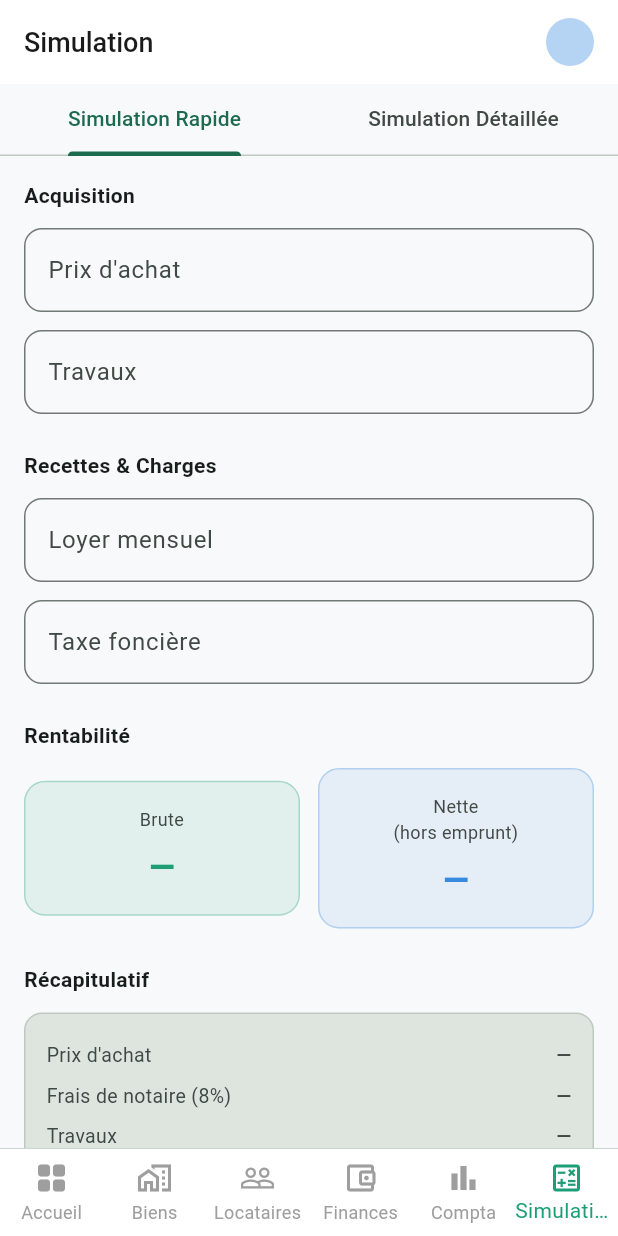
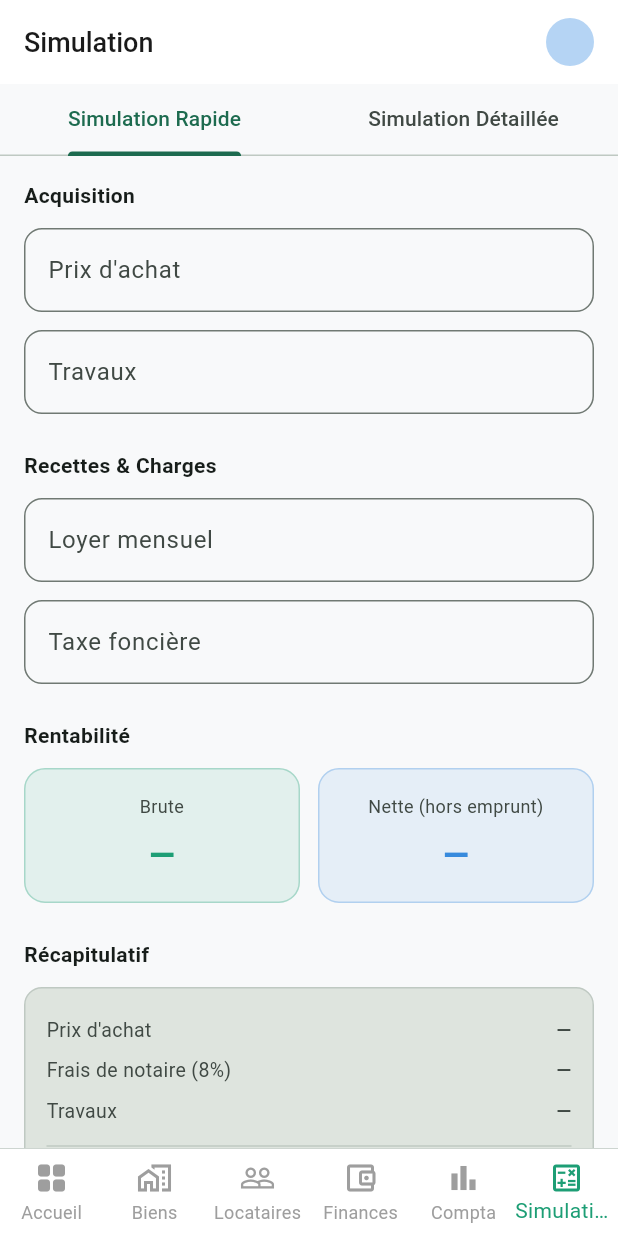
Before and after one commit to hentatizied-ui/gestionloc, a Flutter app: the HomeScreen screen opened directly, item 6 of the bottom bar chosen, on a phone screen of 412 x 824 dp. Run offline on Flutter 3.47's test engine with Material 3 defaults, Android fonts, the light colour scheme and no system bars; our stand-ins replace file_picker, fl_chart, image_picker, pdf, printing, shared_preferences; accounts and stored records are empty; network calls fail.

Commit message:
version 04/04/2026

```diff
--- a/lib/screens/simulation_screen.dart
+++ b/lib/screens/simulation_screen.dart
@@ -603,7 +603,7 @@ class _SimulationScreenState extends State<SimulationScreen> {
             borderRadius: BorderRadius.circular(14),
             border: Border.all(color: couleur.withValues(alpha: 0.3)),
           ),
-          child: Column(children: [
+          child: Column(mainAxisAlignment: MainAxisAlignment.center, children: [
             Text(label, style: TextStyle(fontSize: 12, color: cs.onSurfaceVariant), textAlign: TextAlign.center),
             const SizedBox(height: 8),
             Text(affiche, style: TextStyle(fontSize: 22, fontWeight: FontWeight.w800, color: couleur)),
@@ -633,11 +633,13 @@ class _SimulationScreenState extends State<SimulationScreen> {
         // ── Rentabilités ─────────────────────────────────────────────────────
         const Text('Rentabilité', style: TextStyle(fontSize: 14, fontWeight: FontWeight.w600)),
         const SizedBox(height: 12),
-        Row(children: [
-          kpiRentabilite('Brute', rentBrute, AppTheme.primary),
-          const SizedBox(width: 12),
-          kpiRentabilite('Nette\n(hors emprunt)', rentNette, AppTheme.blue),
-        ]),
+        IntrinsicHeight(
+          child: Row(crossAxisAlignment: CrossAxisAlignment.stretch, children: [
+            kpiRentabilite('Brute', rentBrute, AppTheme.primary),
+            const SizedBox(width: 12),
+            kpiRentabilite('Nette (hors emprunt)', rentNette, AppTheme.blue),
+          ]),
+        ),
         const SizedBox(height: 24),
 
         // ── Récapitulatif ────────────────────────────────────────────────────
```
